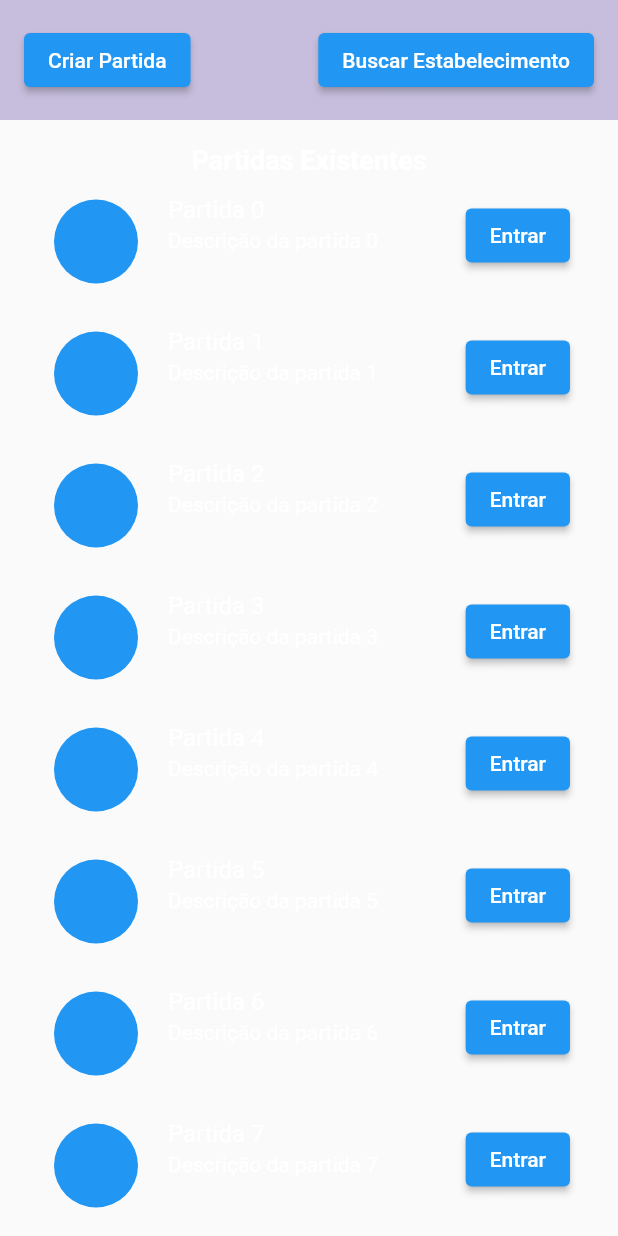
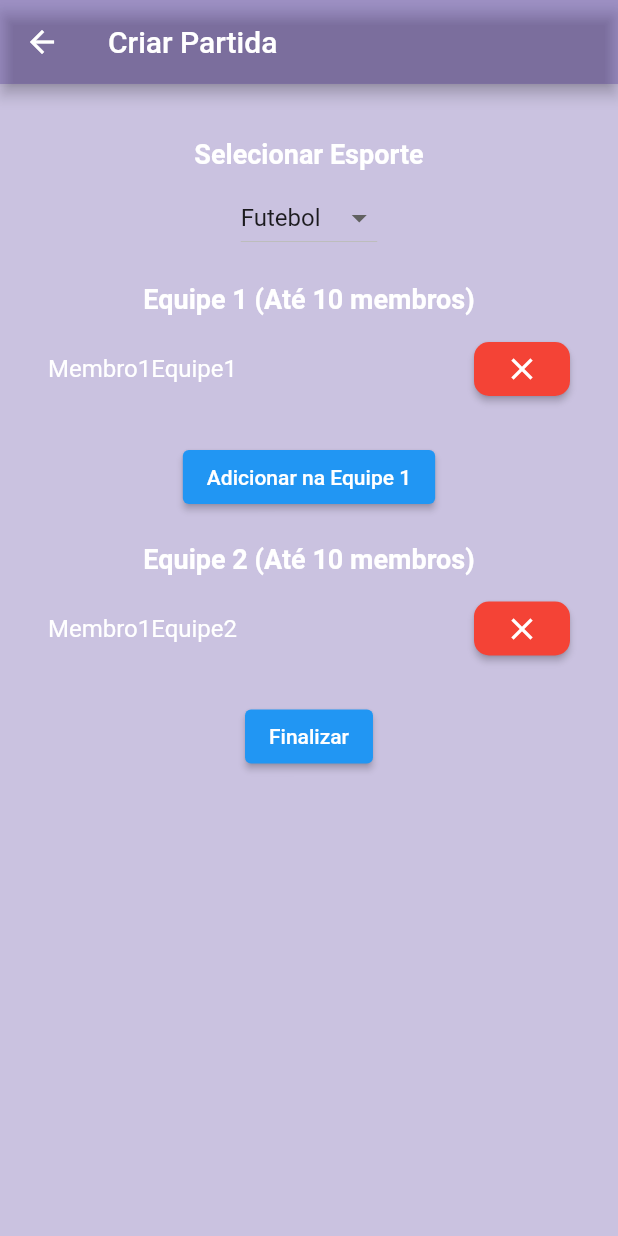
Before and after one commit to leonoronha21/joga_10, a Flutter app: the Pagina1Page widget shown alone on an empty page, opened directly, after a tap on "Criar Partida", on a phone screen of 412 x 824 dp. Run offline on Flutter 3.47's test engine with Material 2 defaults, Android fonts, the light colour scheme and no system bars; our stand-ins replace google_fonts; network calls fail.

Commit message:
subindo branch

```diff
--- /dev/null
+++ b/joga_10/lib/pages/criarPartida.dart
@@ -0,0 +1,168 @@
+import 'package:flutter/material.dart';
+
+void main() {
+  runApp(MaterialApp(
+    home: CriarPartidaPage(),
+  ));
+}
+
+class CriarPartidaPage extends StatefulWidget {
+  const CriarPartidaPage({Key? key}) : super(key: key);
+
+  @override
+  _CriarPartidaPageState createState() => _CriarPartidaPageState();
+}
+
+class _CriarPartidaPageState extends State<CriarPartidaPage> {
+  String selectedSport = 'Futebol';
+  List<String> equipe1Members = ['Membro1Equipe1'];
+  List<String> equipe2Members = ['Membro1Equipe2'];
+
+  @override
+  Widget build(BuildContext context) {
+    return Scaffold(
+      backgroundColor: Color.fromARGB(68, 56, 25, 139),
+      appBar: AppBar(
+        backgroundColor: Color.fromARGB(68, 56, 25, 139),
+        title: Text("Criar Partida"),
+      ),
+      body: SingleChildScrollView(
+        padding: const EdgeInsets.all(16.0),
+        child: Column(
+          crossAxisAlignment: CrossAxisAlignment.center,
+          children: [
+            const SizedBox(height: 20),
+            Text(
+              "Selecionar Esporte",
+              style: TextStyle(
+                fontSize: 18,
+                fontWeight: FontWeight.bold,
+                color: Colors.white,
+              ),
+            ),
+            SizedBox(height: 8.0),
+            DropdownButton<String>(
+              value: selectedSport,
+              onChanged: (String? newValue) {
+                setState(() {
+                  selectedSport = newValue!;
+                });
+              },
+              items: <String>[
+                'Futebol',
+                'Vôlei',
+                'Basquete',
+                'Futevôlei',
+                'Tênis',
+              ].map<DropdownMenuItem<String>>((String value) {
+                return DropdownMenuItem<String>(
+                  value: value,
+                  child: Text(value),
+                );
+              }).toList(),
+            ),
+            SizedBox(height: 20.0),
+            Text(
+              "Equipe 1 (Até 10 membros)",
+              style: TextStyle(
+                color: Colors.white,
+                fontSize: 18,
+                fontWeight: FontWeight.bold,
+              ),
+            ),
+            SizedBox(height: 8.0),
+            ListView.builder(
+              shrinkWrap: true,
+              physics: NeverScrollableScrollPhysics(),
+              itemCount: equipe1Members.length,
+              itemBuilder: (context, index) {
+                final member = equipe1Members[index];
+                return ListTile(
+                  title: Text(
+                    member,
+                    style: TextStyle(color: Colors.white),
+                  ),
+                  trailing: ElevatedButton(
+                    style: ElevatedButton.styleFrom(
+                      primary: Colors.red,
+                      shape: RoundedRectangleBorder(
+                        borderRadius: BorderRadius.circular(10),
+                      ),
+                    ),
+                    onPressed: () {
+                      setState(() {
+                        equipe1Members.removeAt(index);
+                      });
+                    },
+                    child: Icon(
+                      Icons.close,
+                      color: Colors.white,
+                    ),
+                  ),
+                );
+              },
+            ),
+            SizedBox(height: 20.0),
+            ElevatedButton(
+              onPressed: () {
+                if (equipe1Members.length < 10) {
+                  equipe1Members.add("Novo Membro Equipe 1");
+                }
+                setState(() {});
+              },
+              child: Text("Adicionar na Equipe 1"),
+            ),
+            SizedBox(height: 20.0),
+            Text(
+              "Equipe 2 (Até 10 membros)",
+              style: TextStyle(
+                color: Colors.white,
+                fontSize: 18,
+                fontWeight: FontWeight.bold,
+              ),
+            ),
+            SizedBox(height: 8.0),
+            ListView.builder(
+              shrinkWrap: true,
+              physics: NeverScrollableScrollPhysics(),
+              itemCount: equipe2Members.length,
+              itemBuilder: (context, index) {
+                final member = equipe2Members[index];
+                return ListTile(
+                  title: Text(
+                    member,
+                    style: TextStyle(color: Colors.white),
+                  ),
+                  trailing: ElevatedButton(
+                    style: ElevatedButton.styleFrom(
+                      primary: Colors.red,
+                      shape: RoundedRectangleBorder(
+                        borderRadius: BorderRadius.circular(10),
+                      ),
+                    ),
+                    onPressed: () {
+                      setState(() {
+                        equipe2Members.removeAt(index);
+                      });
+                    },
+                    child: Icon(
+                      Icons.close,
+                      color: Colors.white,
+                    ),
+                  ),
+                );
+              },
+            ),
+            SizedBox(height: 20.0),
+            ElevatedButton(
+              onPressed: () {
+                // Ação a ser realizada ao pressionar o botão "Finalizar"
+              },
+              child: Text("Finalizar"),
+            ),
+          ],
+        ),
+      ),
+    );
+  }
+}
--- a/joga_10/lib/pages/pagina1.dart
+++ b/joga_10/lib/pages/pagina1.dart
@@ -1,4 +1,5 @@
 import 'package:flutter/material.dart';
+import 'package:joga_10/pages/criarPartida.dart';
 
 class Pagina1Page extends StatefulWidget {
   const Pagina1Page({Key? key}) : super(key: key);
@@ -22,7 +23,7 @@ class _Pagina1PageState extends State<Pagina1Page> {
                 children: [
                   ElevatedButton(
                     onPressed: () {
-                      // Adicionar ação ao botão "Criar Partida"
+                      Navigator.push(context, MaterialPageRoute(builder: (context) => CriarPartidaPage()));
                     },
                     child: Text("Criar Partida"),
                   ),
```
Also changed, not shown: joga_10/lib/pages/login_page.dart (+32 -3 lines), joga_10/lib/pages/parceiro.dart (added, +102 -0 lines).
